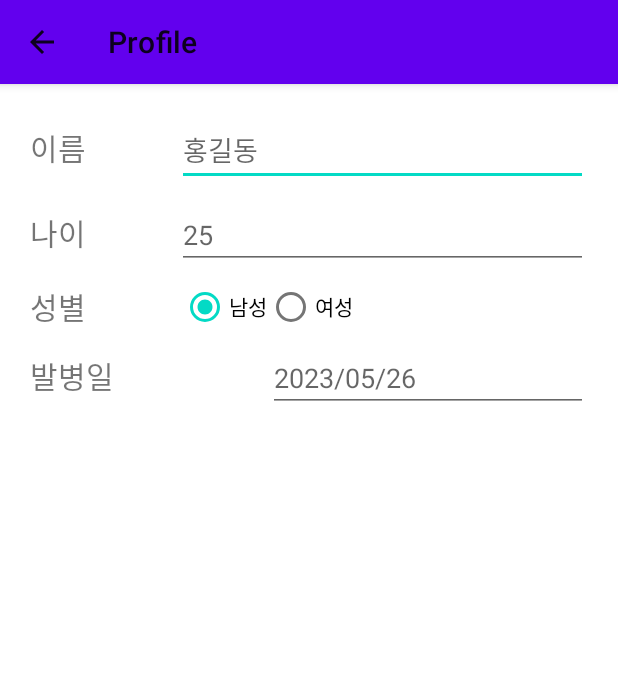
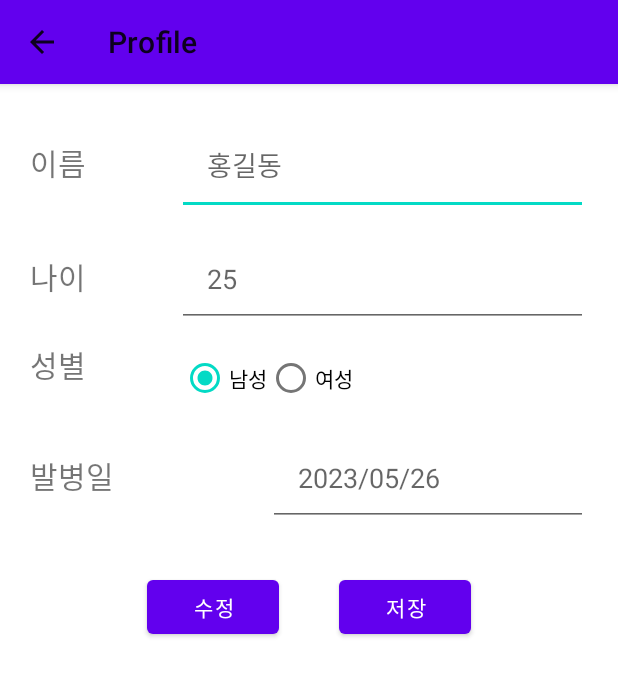
Before and after one commit to mazedma/EpilepSEE_hyewon, an Android app: the ProfileActivity screen opened directly, with no data from a screen before it, on a phone screen of 412 x 824 dp. Shown: the top 676 px of the screen. Run offline under Robolectric (Android 15) with nearby library versions, the phone set to English and light mode, and no system bars.

Commit message:
사용자프로필DB완료

```diff
--- a/app/src/main/java/kr/co/episode/epilepsee/ProfileActivity.java
+++ b/app/src/main/java/kr/co/episode/epilepsee/ProfileActivity.java
@@ -3,18 +3,31 @@ package kr.co.episode.epilepsee;
 import androidx.appcompat.app.AppCompatActivity;
 
 import android.app.DatePickerDialog;
+import android.database.Cursor;
 import android.os.Bundle;
 import android.view.View;
+import android.widget.Button;
 import android.widget.DatePicker;
 import android.widget.EditText;
+import android.widget.RadioGroup;
+import android.widget.Toast;
 
 import java.text.SimpleDateFormat;
 import java.util.Calendar;
 import java.util.Locale;
 
+import kr.co.episode.epilepsee.database.DatabaseHelper;
 import kr.co.episode.epilepsee.databinding.ActivityProfileBinding;
 
 public class ProfileActivity extends AppCompatActivity {
+
+    //데이터 베이스
+    private EditText etName, etAge, etOnsetDate;
+    private RadioGroup radioGroupGender;
+    private DatabaseHelper dbHelper;
+    private Button buttonSave;
+    private Button buttonUpdate;
+
 
     //Calendar
     Calendar myCalendar = Calendar.getInstance();
@@ -46,9 +59,111 @@ public class ProfileActivity extends AppCompatActivity {
                 new DatePickerDialog(ProfileActivity.this, myDatePicker, myCalendar.get(Calendar.YEAR), myCalendar.get(Calendar.MONTH), myCalendar.get(Calendar.DAY_OF_MONTH)).show();
             }
         });
+
+        dbHelper = new DatabaseHelper(this);
+        etName = activityProfileBinding.etName;
+        etAge = activityProfileBinding.etAge;
+        etOnsetDate = activityProfileBinding.editDate;
+        radioGroupGender = activityProfileBinding.radioGroupGender;
+        buttonSave = activityProfileBinding.buttonSave;
+        buttonUpdate = activityProfileBinding.buttonUpdate;
+
+        buttonSave.setOnClickListener(new View.OnClickListener() {
+            @Override
+            public void onClick(View view) {
+                saveUserProfile();
+            }
+        });
+
+        buttonUpdate.setOnClickListener(new View.OnClickListener() {
+            @Override
+            public void onClick(View view) {
+                updateUserProfile();
+            }
+        });
+
+        //사용자 프로필 데이터베이스 조회
+        Cursor cursor = dbHelper.getUserProfiles();
+
+        //커서를 첫번째 레코드로 이동
+        if (cursor.moveToFirst()) {
+            // 컬럼 인덱스를 가져올 때 컬럼 이름을 사용하여 조회
+            int nameColumnIndex = cursor.getColumnIndex("NAME");
+            int ageColumnIndex = cursor.getColumnIndex("AGE");
+            int genderColumnIndex = cursor.getColumnIndex("GENDER");
+            int onsetDateColumnIndex = cursor.getColumnIndex("ONSET_DATE");
+
+            // 컬럼 인덱스가 올바르게 가져와졌는지 확인
+            if (nameColumnIndex != -1 && ageColumnIndex != -1 && genderColumnIndex != -1 && onsetDateColumnIndex != -1) {
+                // 레코드에서 필요한 데이터 가져오기
+                String name = cursor.getString(nameColumnIndex);
+                int age = cursor.getInt(ageColumnIndex);
+                String gender = cursor.getString(genderColumnIndex);
+                String onsetDate = cursor.getString(onsetDateColumnIndex);
+
+                // 가져온 데이터를 각 항목에 설정
+                etName.setText(name);
+                etAge.setText(String.valueOf(age));
+                if (gender.equals("남성")) {
+                    radioGroupGender.check(R.id.MaleButton);
+                } else if (gender.equals("여성")) {
+                    radioGroupGender.check(R.id.FemaleButton);
+                }
+                etOnsetDate.setText(onsetDate);
+            }
+        }
+
+        // 커서 닫기
+        cursor.close();
     }
 
-    //dlsk
+    private void saveUserProfile(){
+        String name = etName.getText().toString().trim();
+        String ageStr = etAge.getText().toString().trim();
+        String date = etOnsetDate.getText().toString().trim();
+        String gender = getSelectedGender();
+
+        if(name.isEmpty() || ageStr.isEmpty() || date.isEmpty()){
+            Toast.makeText(this,"모든 필드를 입력해주세요.",Toast.LENGTH_SHORT).show();
+            return;
+        }
+        int age = Integer.parseInt(ageStr);
+
+        //사용자 프로필 데이터베이스에 저장
+        dbHelper.addUserProfile(name, age, gender, date);
+        Toast.makeText(this, "사용자 프로필이 저장되었습니다.", Toast.LENGTH_SHORT).show();
+        finish();
+    }
+
+    private String getSelectedGender(){
+        int selectedId = radioGroupGender.getCheckedRadioButtonId();
+
+        if(selectedId == R.id.MaleButton){
+            return "남성";
+        }else if(selectedId == R.id.FemaleButton){
+            return "여성";
+        }
+
+        return "";
+    }
+
+    private void updateUserProfile(){
+        String name = etName.getText().toString().trim();
+        String ageStr = etAge.getText().toString().trim();
+        String date = etOnsetDate.getText().toString().trim();
+        String gender = getSelectedGender();
+
+        if (name.isEmpty() || ageStr.isEmpty() || date.isEmpty()) {
+            Toast.makeText(this, "모든 필드를 입력해주세요.", Toast.LENGTH_SHORT).show();
+            return;
+        }
+        int age = Integer.parseInt(ageStr);
+        // 사용자 프로필 데이터베이스 업데이트
+        dbHelper.updateUserProfile(1,name, age, gender, date);
+        Toast.makeText(this, "사용자 프로필이 수정되었습니다.", Toast.LENGTH_SHORT).show();
+        finish();
+    }
+
 
     private void updateLabel() {
         String myFormat = "yyyy/MM/dd"; //출력 형식 2021/07/26
--- a/app/src/main/java/kr/co/episode/epilepsee/activities/SeizureActivity.java
+++ b/app/src/main/java/kr/co/episode/epilepsee/activities/SeizureActivity.java
@@ -13,6 +13,7 @@ import android.widget.Button;
 
 import kr.co.episode.epilepsee.MainActivity;
 import kr.co.episode.epilepsee.R;
+import kr.co.episode.epilepsee.databinding.ActivitySeizureBinding;
 
 public class SeizureActivity extends AppCompatActivity {
 
--- a/app/src/main/res/layout/activity_profile.xml
+++ b/app/src/main/res/layout/activity_profile.xml
@@ -29,13 +29,14 @@
                 android:textSize="20sp" />
 
             <EditText
-                android:id="@+id/editTextTextPersonName"
+                android:id="@+id/etName"
                 android:layout_width="wrap_content"
                 android:layout_height="wrap_content"
                 android:layout_weight="1"
                 android:ems="10"
                 android:hint="홍길동"
-                android:inputType="textPersonName" />
+                android:inputType="textPersonName"
+                android:padding="20dp"/>
         </LinearLayout>
 
         <LinearLayout
@@ -53,13 +54,14 @@
                 android:textSize="20sp" />
 
             <EditText
-                android:id="@+id/editTextNumber"
+                android:id="@+id/etAge"
                 android:layout_width="wrap_content"
                 android:layout_height="wrap_content"
                 android:layout_weight="1"
                 android:ems="10"
                 android:hint="25"
-                android:inputType="number" />
+                android:inputType="number"
+                android:padding="20dp"/>
         </LinearLayout>
 
         <LinearLayout
@@ -77,8 +79,9 @@
                 android:textSize="20sp" />
 
             <RadioGroup
+                android:id="@+id/radioGroupGender"
                 android:layout_width="match_parent"
-                android:layout_height="match_parent"
+                android:layout_height="48dp"
                 android:layout_weight="1"
                 android:checkedButton="@id/MaleButton"
                 android:orientation="horizontal">
@@ -117,8 +120,30 @@
                 android:layout_width="wrap_content"
                 android:layout_height="wrap_content"
                 android:ems="10"
-                android:hint="2023/05/26"/>
+                android:hint="2023/05/26"
+                android:padding="20dp"/>
 
+        </LinearLayout>
+
+        <LinearLayout
+            android:layout_width="match_parent"
+            android:layout_height="wrap_content"
+            android:orientation="horizontal"
+            android:gravity="center">
+
+            <Button
+                android:id="@+id/buttonUpdate"
+                android:layout_width="wrap_content"
+                android:layout_height="wrap_content"
+                android:layout_margin="20dp"
+                android:text="수정" />
+
+            <Button
+                android:id="@+id/buttonSave"
+                android:layout_width="wrap_content"
+                android:layout_height="wrap_content"
+                android:layout_margin="20dp"
+                android:text="저장" />
         </LinearLayout>
 
     </LinearLayout>
```
Also changed, not shown: app/src/main/java/kr/co/episode/epilepsee/database/DatabaseHelper.java (+35 -0 lines).
